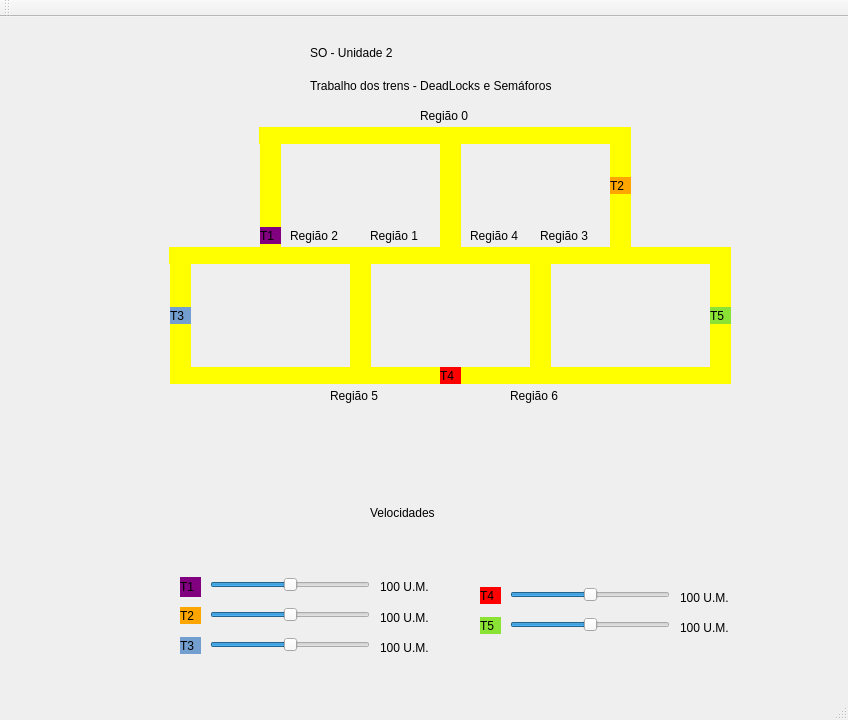
Old version of the form mainwindow.ui in the repository TwoDotS2/s_o-trabalho_02-trens.
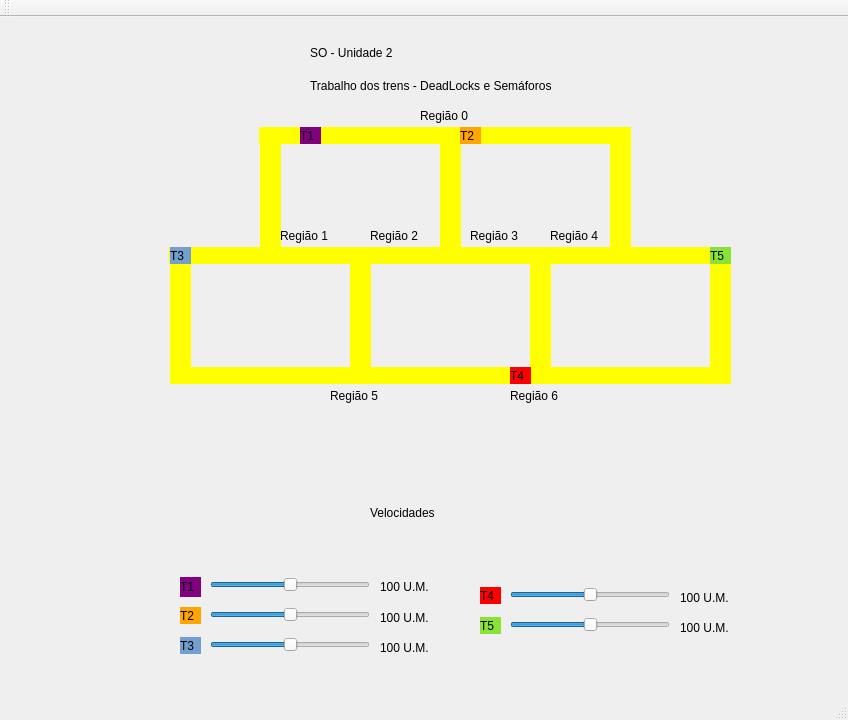
New version of the form.

Patch:
```diff
--- a/mainwindow.ui
+++ b/mainwindow.ui
@@ -17,8 +17,8 @@
    <widget class="QLabel" name="label_trem1">
     <property name="geometry">
      <rect>
-      <x>260</x>
-      <y>210</y>
+      <x>300</x>
+      <y>110</y>
       <width>21</width>
       <height>17</height>
      </rect>
@@ -116,8 +116,8 @@
    <widget class="QLabel" name="label_trem2">
     <property name="geometry">
      <rect>
-      <x>610</x>
-      <y>160</y>
+      <x>460</x>
+      <y>110</y>
       <width>21</width>
       <height>17</height>
      </rect>
@@ -213,7 +213,7 @@
     <property name="geometry">
      <rect>
       <x>170</x>
-      <y>290</y>
+      <y>230</y>
       <width>21</width>
       <height>17</height>
      </rect>
@@ -228,7 +228,7 @@
    <widget class="QLabel" name="label_trem4">
     <property name="geometry">
      <rect>
-      <x>440</x>
+      <x>510</x>
       <y>350</y>
       <width>21</width>
       <height>17</height>
@@ -245,7 +245,7 @@
     <property name="geometry">
      <rect>
       <x>710</x>
-      <y>290</y>
+      <y>230</y>
       <width>21</width>
       <height>17</height>
      </rect>
@@ -671,7 +671,7 @@
    <widget class="QLabel" name="label_2">
     <property name="geometry">
      <rect>
-      <x>370</x>
+      <x>280</x>
       <y>210</y>
       <width>67</width>
       <height>17</height>
@@ -684,7 +684,7 @@
    <widget class="QLabel" name="label_3">
     <property name="geometry">
      <rect>
-      <x>290</x>
+      <x>370</x>
       <y>210</y>
       <width>67</width>
       <height>17</height>
@@ -697,7 +697,7 @@
    <widget class="QLabel" name="label_4">
     <property name="geometry">
      <rect>
-      <x>540</x>
+      <x>470</x>
       <y>210</y>
       <width>67</width>
       <height>17</height>
@@ -710,7 +710,7 @@
    <widget class="QLabel" name="label_5">
     <property name="geometry">
      <rect>
-      <x>470</x>
+      <x>550</x>
       <y>210</y>
       <width>67</width>
       <height>17</height>
```
